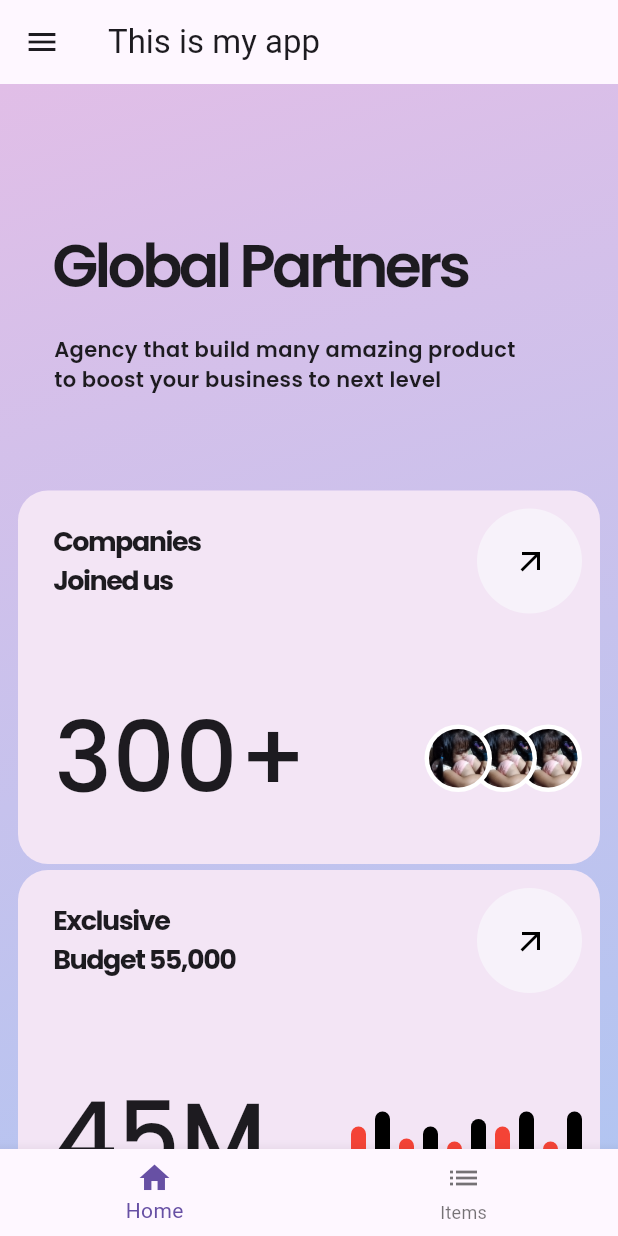
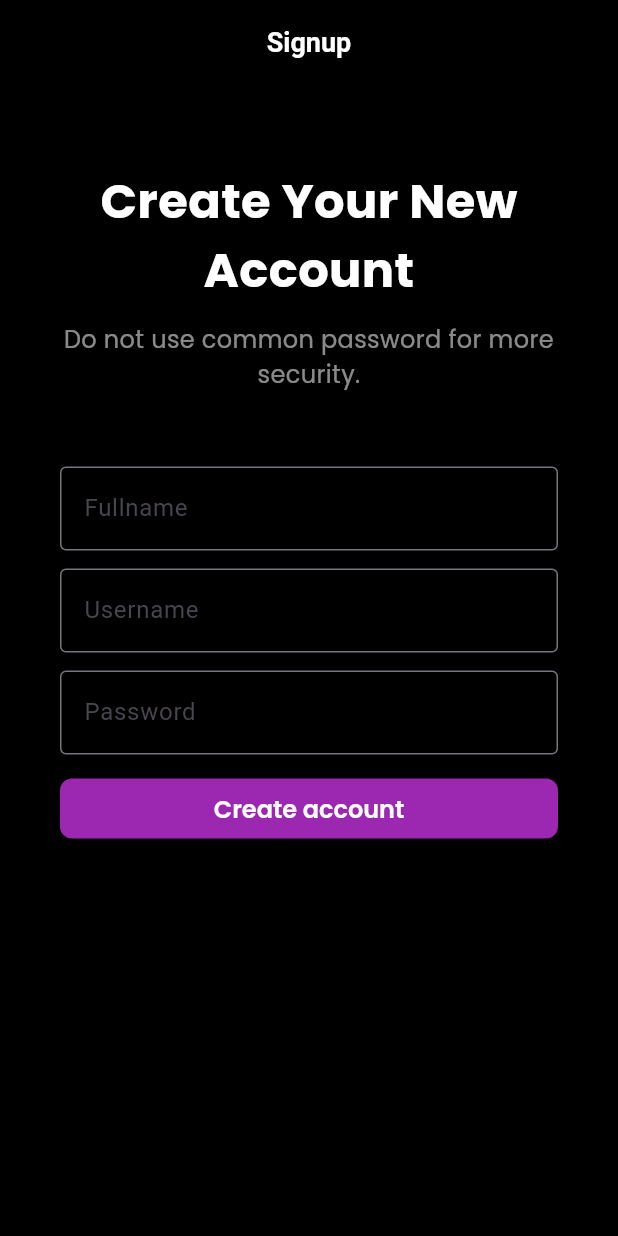
Before and after one commit to Michael-Gatmaitan/practice-flutter, a Flutter app: the screen it shows after launch, on a phone screen of 412 x 824 dp. Run offline on Flutter 3.47's test engine with Material 3 defaults, Android fonts, the phone set to English and light mode, and no system bars; our stand-ins replace graphql_flutter; project files that could hold a hidden picture were left out.

Commit message:
Signup page created.

```diff
--- a/lib/main.dart
+++ b/lib/main.dart
@@ -12,6 +12,8 @@ import 'graphql/graphql_service.dart';
 import 'routes/items/items.dart';
 // // import 'package:graphql_flutter/graphql_flutter.dart';
 // import 'package:hive_flutter/hive_flutter.dart'; // Import hive_flutter
+
+import 'routes/signup.dart';
 
 void main() async {
   runApp(MyApp());
@@ -41,7 +43,8 @@ class MyApp extends StatelessWidget {
     return GraphQLProvider(
       client: GraphQLService.client,
       child: MaterialApp(
-        home: Home(),
+        // home: Home(),
+        home: SignupScreen(),
         routes: {
           "/items": (ctx) => ItemListScreen(),
           "/item": (ctx) => ItemById(),
--- /dev/null
+++ b/lib/routes/signup.dart
@@ -0,0 +1,177 @@
+import 'package:flutter/material.dart';
+
+final ButtonStyle elevatedButtonStyle = ElevatedButton.styleFrom(
+  backgroundColor: Colors.purple[500],
+  textStyle: TextStyle(
+    fontFamily: "Montserrat",
+    fontSize: 16,
+    fontWeight: FontWeight.w600,
+  ),
+  // minimumSize: Size(height: 50),
+  shape: RoundedRectangleBorder(borderRadius: BorderRadius.circular(8)),
+  foregroundColor: Colors.white,
+);
+
+class SignupForm extends StatefulWidget {
+  const SignupForm({super.key});
+
+  @override
+  State<SignupForm> createState() => _SignupFormState();
+}
+
+class _SignupFormState extends State<SignupForm> {
+  final GlobalKey<FormState> _formKey = GlobalKey<FormState>();
+  final fullnameController = TextEditingController();
+  final usernameController = TextEditingController();
+  final passwordController = TextEditingController();
+
+  @override
+  Widget build(BuildContext context) {
+    return Form(
+      key: _formKey,
+      child: Container(
+        // color: Colors.red,
+        margin: EdgeInsets.fromLTRB(0, 50, 0, 12),
+        child: Column(
+          spacing: 12,
+          children: [
+            // TextField(controller: fullnameController),
+            // TextField(controller: usernameController),
+            // TextField(controller: passwordContriller, obscureText: true),
+            TextFormField(
+              controller: fullnameController,
+              style: TextStyle(color: Colors.white, fontFamily: "Montserrat"),
+              decoration: const InputDecoration(
+                border: OutlineInputBorder(),
+                hintText: "Fullname",
+                label: Text("Fullname"),
+              ),
+
+              validator: (String? val) {
+                // Process validation
+                if (val == null || val.isEmpty) {
+                  return "Fullname required.";
+                }
+
+                // Pass
+                return null;
+              },
+            ),
+            TextFormField(
+              controller: usernameController,
+              style: TextStyle(color: Colors.white, fontFamily: "Montserrat"),
+              decoration: const InputDecoration(
+                border: OutlineInputBorder(),
+                hintText: "Username",
+                label: Text("Username"),
+              ),
+
+              validator: (String? val) {
+                if (val == null || val.isEmpty) {
+                  return "Username is required.";
+                }
+                return null;
+              },
+            ),
+            TextFormField(
+              controller: passwordController,
+              style: TextStyle(color: Colors.white, fontFamily: "Montserrat"),
+              obscureText: true,
+              decoration: const InputDecoration(
+                border: OutlineInputBorder(),
+                hintText: "Password",
+                label: Text("Password"),
+              ),
+              validator: (String? val) {
+                if (val == null || val.isEmpty) {
+                  return "Please enter your password";
+                }
+                return null;
+              },
+            ),
+            SizedBox(
+              width: double.infinity,
+              child: ElevatedButton(
+                onPressed: () {
+                  if (_formKey.currentState!.validate()) {
+                    print(fullnameController.text);
+                    print(usernameController.text);
+                    print(passwordController.text);
+                    // Process data, validation passed
+                    // setState(() {
+                    //   submitted = true;
+                    // });
+                  }
+                },
+                style: elevatedButtonStyle,
+                child: Text("Create account"),
+              ),
+            ),
+          ],
+        ),
+      ),
+    );
+  }
+}
+
+class SignupScreen extends StatelessWidget {
+  const SignupScreen({super.key});
+
+  @override
+  Widget build(BuildContext context) {
+    return Scaffold(
+      appBar: AppBar(
+        backgroundColor: Colors.black,
+        title: Center(
+          child: Text(
+            textAlign: TextAlign.center,
+            "Signup",
+            style: TextStyle(
+              fontSize: 18,
+              fontWeight: FontWeight.w700,
+              color: Colors.white,
+            ),
+          ),
+        ),
+      ),
+      body: Container(
+        color: Colors.black,
+        width: double.infinity,
+        padding: EdgeInsets.fromLTRB(40, 55, 40, 12),
+        child: Column(
+          crossAxisAlignment: CrossAxisAlignment.center,
+          children: [
+            Column(
+              children: [
+                Text(
+                  "Create Your New\nAccount",
+                  textAlign: TextAlign.center,
+                  style: TextStyle(
+                    color: Colors.white,
+                    fontSize: 32,
+                    fontWeight: FontWeight.bold,
+                    fontFamily: "Montserrat",
+                  ),
+                ),
+                Container(
+                  margin: EdgeInsets.only(top: 12),
+                  child: Text(
+                    textAlign: TextAlign.center,
+                    "Do not use common password for more security.",
+
+                    style: TextStyle(
+                      fontSize: 16,
+                      color: Colors.white54,
+                      fontFamily: "Montserrat",
+                    ),
+                  ),
+                ),
+                SignupForm(),
+              ],
+            ),
+          ],
+        ),
+      ),
+    );
+  }
+}
--- a/pubspec.yaml
+++ b/pubspec.yaml
@@ -40,6 +40,7 @@ dependencies:
   cupertino_icons: ^1.0.8
   http: ^1.3.0
   mobile_scanner: ^6.0.7
+  flutter_secure_storage: ^9.0.0
 
 dev_dependencies:
   flutter_test:
```
Also changed, not shown: lib/graphql/graphql_service.dart (+3 -33 lines), lib/models/graphql_models.dart (+106 -5 lines), pubspec.lock, 5 other files.
